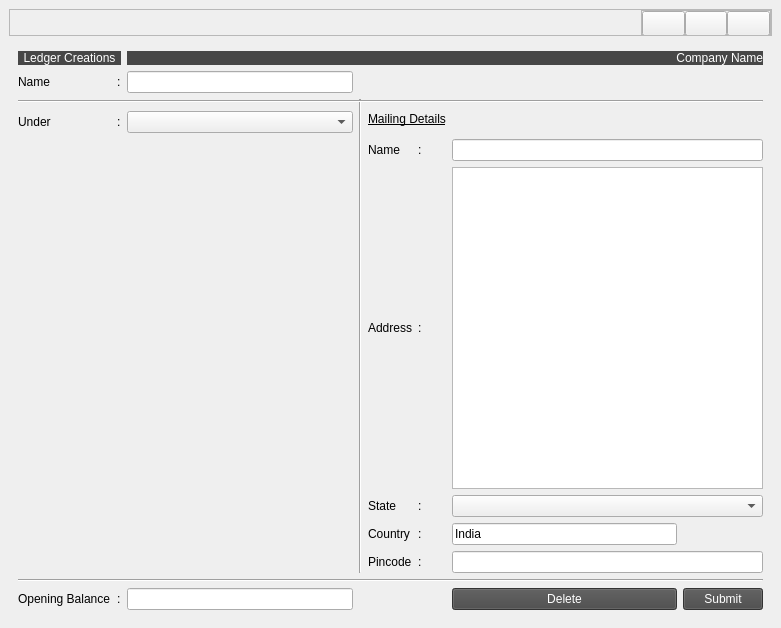
The window that Resources/Ui/LedgerCreate.ui (Darshitjivani/MBAS) describes before a commit, drawn with Qt 5.
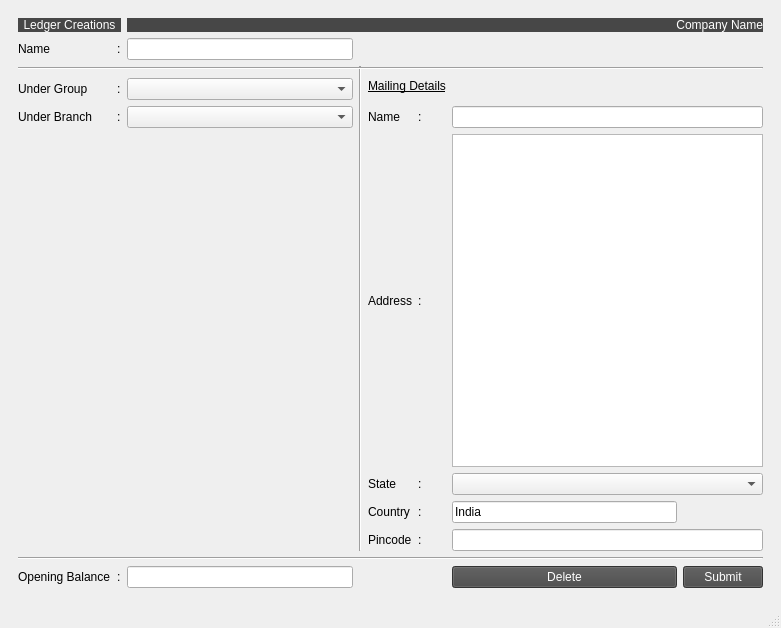
The same window after the commit.

Commit message: branch and voucher Creation

The edit to the form file:
```diff
--- a/Resources/Ui/LedgerCreate.ui
+++ b/Resources/Ui/LedgerCreate.ui
@@ -15,9 +15,42 @@
   </property>
   <widget class="QWidget" name="centralwidget">
    <layout class="QGridLayout" name="gridLayout">
-    <item row="1" column="0">
+    <item row="0" column="0">
      <widget class="QWidget" name="widget" native="true">
       <layout class="QGridLayout" name="gridLayout_2">
+       <item row="12" column="6">
+        <widget class="QPushButton" name="pbDelete">
+         <property name="styleSheet">
+          <string notr="true">background-color: rgb(71, 71, 71);
+color: rgb(255, 255, 255);
+font: 75 10pt &quot;MS Shell Dlg 2&quot;;
+</string>
+         </property>
+         <property name="text">
+          <string>Delete</string>
+         </property>
+        </widget>
+       </item>
+       <item row="6" column="0">
+        <widget class="QLabel" name="label_19">
+         <property name="styleSheet">
+          <string notr="true">font: 75 10pt &quot;MS Shell Dlg 2&quot;;</string>
+         </property>
+         <property name="text">
+          <string>Under Branch</string>
+         </property>
+        </widget>
+       </item>
+       <item row="6" column="1">
+        <widget class="QLabel" name="label_20">
+         <property name="styleSheet">
+          <string notr="true">font: 75 10pt &quot;MS Shell Dlg 2&quot;;</string>
+         </property>
+         <property name="text">
+          <string>:</string>
+         </property>
+        </widget>
+       </item>
        <item row="12" column="7">
         <widget class="QPushButton" name="pbSubmit">
          <property name="styleSheet">
@@ -31,6 +64,9 @@
          </property>
         </widget>
        </item>
+       <item row="12" column="2">
+        <widget class="QLineEdit" name="leBalance"/>
+       </item>
        <item row="12" column="1">
         <widget class="QLabel" name="label_18">
          <property name="styleSheet">
@@ -93,7 +129,7 @@
           <string notr="true">font: 75 10pt &quot;MS Shell Dlg 2&quot;;</string>
          </property>
          <property name="text">
-          <string>Under</string>
+          <string>Under Group</string>
          </property>
         </widget>
        </item>
@@ -281,160 +317,25 @@
          </property>
         </widget>
        </item>
-       <item row="12" column="2">
-        <widget class="QLineEdit" name="leBalance"/>
-       </item>
-       <item row="12" column="6">
-        <widget class="QPushButton" name="pbDelete">
-         <property name="styleSheet">
-          <string notr="true">background-color: rgb(71, 71, 71);
-color: rgb(255, 255, 255);
-font: 75 10pt &quot;MS Shell Dlg 2&quot;;
-</string>
-         </property>
-         <property name="text">
-          <string>Delete</string>
-         </property>
-        </widget>
-       </item>
-      </layout>
-     </widget>
-    </item>
-    <item row="0" column="0">
-     <widget class="QFrame" name="frame">
-      <property name="minimumSize">
-       <size>
-        <width>0</width>
-        <height>25</height>
-       </size>
-      </property>
-      <property name="frameShape">
-       <enum>QFrame::StyledPanel</enum>
-      </property>
-      <property name="frameShadow">
-       <enum>QFrame::Raised</enum>
-      </property>
-      <layout class="QGridLayout" name="gridLayout_3">
-       <property name="leftMargin">
-        <number>0</number>
-       </property>
-       <property name="topMargin">
-        <number>0</number>
-       </property>
-       <property name="rightMargin">
-        <number>0</number>
-       </property>
-       <property name="bottomMargin">
-        <number>0</number>
-       </property>
-       <property name="spacing">
-        <number>0</number>
-       </property>
-       <item row="0" column="0">
-        <widget class="Line" name="line_4">
-         <property name="minimumSize">
-          <size>
-           <width>617</width>
-           <height>0</height>
-          </size>
-         </property>
-         <property name="styleSheet">
-          <string notr="true">background-color: transparent;</string>
-         </property>
-         <property name="orientation">
-          <enum>Qt::Horizontal</enum>
-         </property>
-        </widget>
-       </item>
-       <item row="0" column="1">
-        <widget class="QFrame" name="frame_2">
-         <property name="minimumSize">
-          <size>
-           <width>0</width>
-           <height>25</height>
-          </size>
-         </property>
-         <property name="maximumSize">
-          <size>
-           <width>130</width>
-           <height>25</height>
-          </size>
-         </property>
-         <property name="frameShape">
-          <enum>QFrame::StyledPanel</enum>
-         </property>
-         <property name="frameShadow">
-          <enum>QFrame::Raised</enum>
-         </property>
-         <layout class="QGridLayout" name="gridLayout_4">
-          <property name="leftMargin">
-           <number>0</number>
-          </property>
-          <property name="topMargin">
-           <number>0</number>
-          </property>
-          <property name="rightMargin">
-           <number>0</number>
-          </property>
-          <property name="bottomMargin">
-           <number>0</number>
-          </property>
-          <property name="spacing">
-           <number>0</number>
-          </property>
-          <item row="0" column="0">
-           <widget class="QPushButton" name="pushButton">
-            <property name="minimumSize">
-             <size>
-              <width>25</width>
-              <height>25</height>
-             </size>
-            </property>
-            <property name="maximumSize">
-             <size>
-              <width>16777215</width>
-              <height>25</height>
-             </size>
-            </property>
-            <property name="text">
-             <string/>
-            </property>
-           </widget>
-          </item>
-          <item row="0" column="1">
-           <widget class="QPushButton" name="pushButton_2">
-            <property name="minimumSize">
-             <size>
-              <width>25</width>
-              <height>25</height>
-             </size>
-            </property>
-            <property name="text">
-             <string/>
-            </property>
-           </widget>
-          </item>
-          <item row="0" column="2">
-           <widget class="QPushButton" name="pushButton_3">
-            <property name="minimumSize">
-             <size>
-              <width>25</width>
-              <height>25</height>
-             </size>
-            </property>
-            <property name="text">
-             <string/>
-            </property>
-           </widget>
-          </item>
-         </layout>
-        </widget>
+       <item row="6" column="2">
+        <widget class="QComboBox" name="cbUnderBranch"/>
        </item>
       </layout>
      </widget>
     </item>
    </layout>
   </widget>
+  <widget class="QMenuBar" name="menubar">
+   <property name="geometry">
+    <rect>
+     <x>0</x>
+     <y>0</y>
+     <width>781</width>
+     <height>21</height>
+    </rect>
+   </property>
+  </widget>
+  <widget class="QStatusBar" name="statusbar"/>
  </widget>
  <resources/>
  <connections/>
```
The commit also changes 8 other files.
